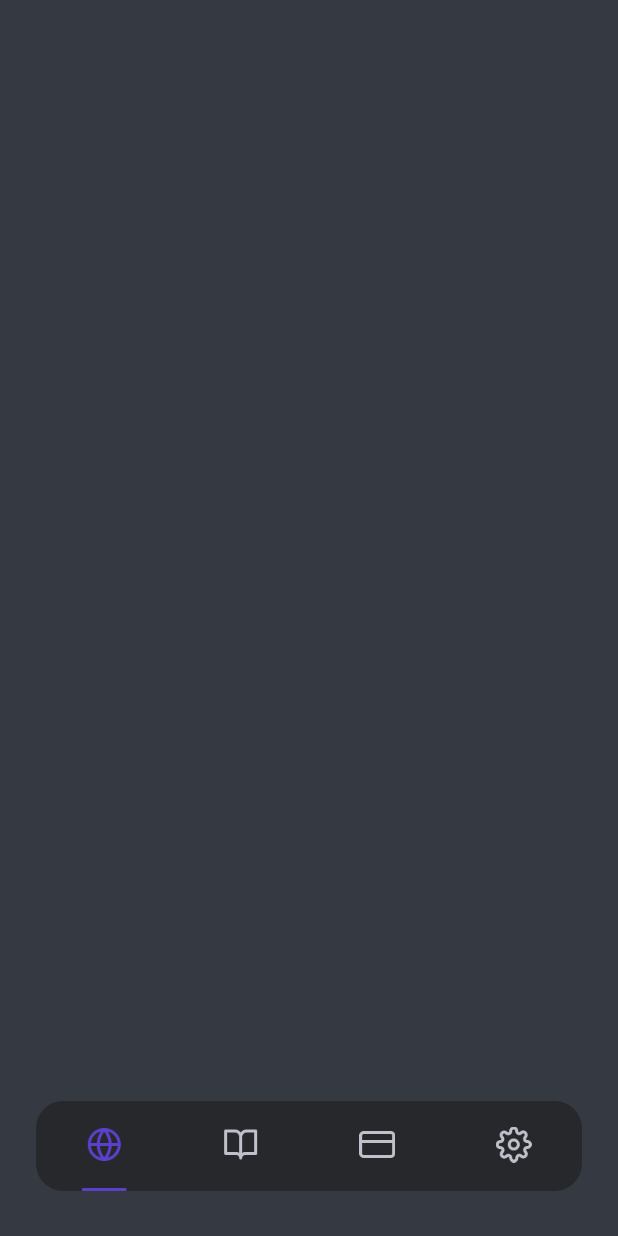
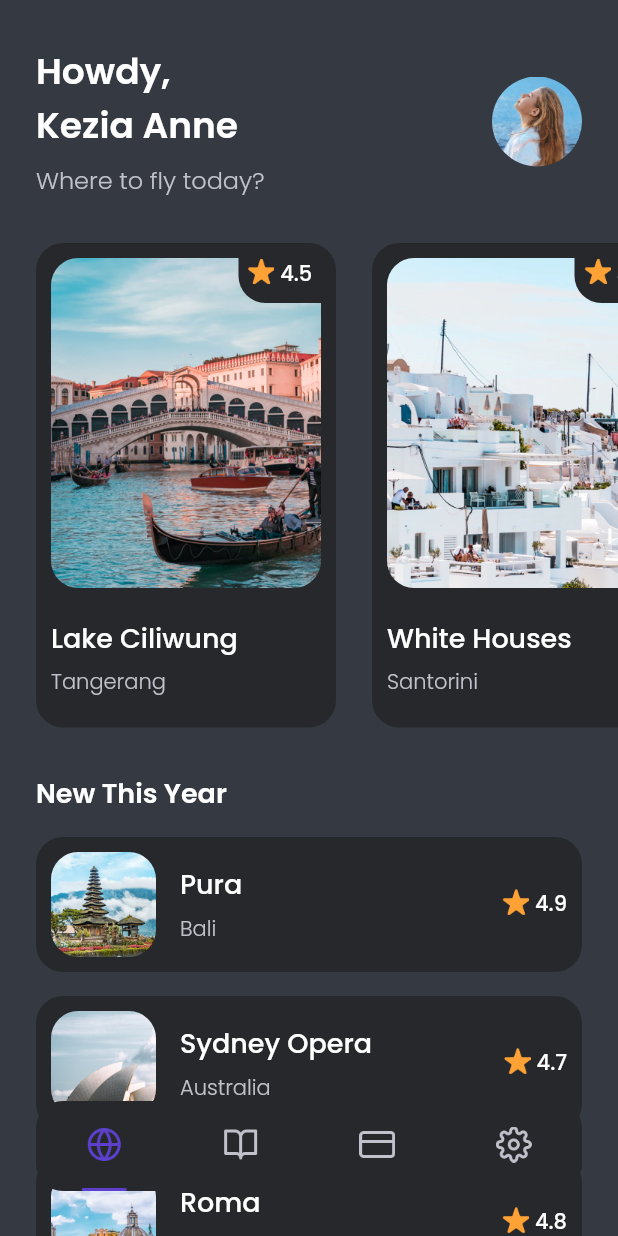
Before and after one commit to RFerdiawan/flutter_airplane_app, a Flutter app: the MainPage screen opened by its route, on a phone screen of 412 x 824 dp. Run offline on Flutter 3.47's test engine with Material 2 defaults, Android fonts, the phone set to English and light mode, and no system bars; our stand-ins replace google_fonts.

Commit message:
Slicing UI Home screen

```diff
--- /dev/null
+++ b/lib/ui/pages/home_page.dart
@@ -0,0 +1,155 @@
+import 'package:airplanes/shared/theme.dart';
+import 'package:airplanes/ui/widgets/custom_destinations_card.dart';
+import 'package:airplanes/ui/widgets/custom_destinations_tile.dart';
+import 'package:flutter/material.dart';
+
+class HomePage extends StatelessWidget {
+  const HomePage({Key? key}) : super(key: key);
+
+  @override
+  Widget build(BuildContext context) {
+    Widget header() {
+      return Container(
+        margin:
+            EdgeInsets.only(left: defaultMargin, right: defaultMargin, top: 30),
+        child: Row(
+          children: [
+            Expanded(
+              child: Column(
+                crossAxisAlignment: CrossAxisAlignment.start,
+                children: [
+                  Text(
+                    'Howdy, \nKezia Anne',
+                    style: whiteTextStyle.copyWith(
+                        fontWeight: semiBold, fontSize: 24),
+                    overflow: TextOverflow.ellipsis,
+                  ),
+                  SizedBox(
+                    height: 6,
+                  ),
+                  Text(
+                    'Where to fly today?',
+                    style:
+                        greyTextStyle.copyWith(fontSize: 16, fontWeight: light),
+                  )
+                ],
+              ),
+            ),
+            Container(
+              width: 60,
+              height: 60,
+              decoration: BoxDecoration(
+                  shape: BoxShape.circle,
+                  image: DecorationImage(
+                      image: AssetImage('assets/image_profile.png'))),
+            )
+          ],
+        ),
+      );
+    }
+
+    Widget popularDestinations() {
+      return Container(
+        margin: EdgeInsets.only(top: 30),
+        child: SingleChildScrollView(
+          scrollDirection: Axis.horizontal,
+          child: Row(
+            children: [
+              CustomDestinationsCard(
+                name: 'Lake Ciliwung',
+                city: 'Tangerang',
+                imageUrl: 'assets/image_destination1.png',
+                rating: 4.5,
+              ),
+              CustomDestinationsCard(
+                name: 'White Houses',
+                city: 'Santorini',
+                imageUrl: 'assets/image_destination2.png',
+                rating: 4.7,
+              ),
+              CustomDestinationsCard(
+                name: 'Hill Heyo',
+                city: 'Monaco',
+                imageUrl: 'assets/image_destination3.png',
+                rating: 4.8,
+              ),
+              CustomDestinationsCard(
+                name: 'Menarra',
+                city: 'Japan',
+                imageUrl: 'assets/image_destination4.png',
+                rating: 5.0,
+              ),
+              CustomDestinationsCard(
+                name: 'Payung Teduh',
+                city: 'Singapore',
+                imageUrl: 'assets/image_destination5.png',
+                rating: 4.8,
+              )
+            ],
+          ),
+        ),
+      );
+    }
+
+    Widget newDestinations() {
+      return Container(
+        margin: EdgeInsets.only(
+          left: defaultMargin,
+          right: defaultMargin,
+          top: 30,
+          bottom: 100,
+        ),
+        child: Column(
+          crossAxisAlignment: CrossAxisAlignment.start,
+          children: [
+            Text(
+              'New This Year',
+              style: whiteTextStyle.copyWith(
+                fontSize: 18,
+                fontWeight: semiBold,
+              ),
+            ),
+            CustomDestinationTile(
+              name: 'Pura',
+              city: 'Bali',
+              imageUrl: 'assets/image_destination6.png',
+              rating: 4.9,
+            ),
+            CustomDestinationTile(
+              name: 'Sydney Opera',
+              city: 'Australia',
+              imageUrl: 'assets/image_destination7.png',
+              rating: 4.7,
+            ),
+            CustomDestinationTile(
+              name: 'Roma',
+              city: 'Italy',
+              imageUrl: 'assets/image_destination8.png',
+              rating: 4.8,
+            ),
+            CustomDestinationTile(
+              name: 'Payung Teduh',
+              city: 'Singapore',
+              imageUrl: 'assets/image_destination9.png',
+              rating: 4.5,
+            ),
+            CustomDestinationTile(
+              name: 'Hill Hey',
+              city: 'Monaco',
+              imageUrl: 'assets/image_destination10.png',
+              rating: 4.7,
+            ),
+          ],
+        ),
+      );
+    }
+
+    return ListView(
+      children: [
+        header(),
+        popularDestinations(),
+        newDestinations(),
+      ],
+    );
+  }
+}
--- a/lib/ui/pages/main_page.dart
+++ b/lib/ui/pages/main_page.dart
@@ -1,4 +1,5 @@
 import 'package:airplanes/shared/theme.dart';
+import 'package:airplanes/ui/pages/home_page.dart';
 import 'package:airplanes/ui/widgets/custom_bottom_navigation_item.dart';
 import 'package:flutter/material.dart';
 import '../../shared/theme.dart';
@@ -8,6 +9,10 @@ class MainPage extends StatelessWidget {
 
   @override
   Widget build(BuildContext context) {
+    Widget buildContent() {
+      return HomePage();
+    }
+
     Widget customBottomNavigation() {
       return Align(
         alignment: Alignment.bottomCenter,
@@ -45,6 +50,7 @@ class MainPage extends StatelessWidget {
     return Scaffold(
       backgroundColor: kBackgroundColor,
       body: Stack(children: [
+        buildContent(),
         customBottomNavigation(),
       ]),
     );
--- /dev/null
+++ b/lib/ui/widgets/custom_destinations_card.dart
@@ -0,0 +1,100 @@
+import 'package:airplanes/shared/theme.dart';
+import 'package:flutter/material.dart';
+
+class CustomDestinationsCard extends StatelessWidget {
+  final String name;
+  final String city;
+  final String imageUrl;
+  final double rating;
+
+  const CustomDestinationsCard({
+    Key? key,
+    required this.name,
+    required this.city,
+    required this.imageUrl,
+    this.rating = 0.0,
+  }) : super(key: key);
+
+  @override
+  Widget build(BuildContext context) {
+    return Container(
+      margin: EdgeInsets.only(left: defaultMargin),
+      width: 200,
+      height: 323,
+      decoration: BoxDecoration(
+        color: kInnerBackgroundColor,
+        borderRadius: BorderRadius.circular(defaultRadius),
+      ),
+      child: Column(crossAxisAlignment: CrossAxisAlignment.start, children: [
+        Container(
+          margin: EdgeInsets.only(top: 10, bottom: 20, left: 10, right: 10),
+          width: 180,
+          height: 220,
+          decoration: BoxDecoration(
+            borderRadius: BorderRadius.circular(defaultRadius),
+            image: DecorationImage(
+              image: AssetImage(imageUrl),
+            ),
+          ),
+          child: Align(
+            alignment: Alignment.topRight,
+            child: Container(
+              width: 55,
+              height: 30,
+              decoration: BoxDecoration(
+                color: kInnerBackgroundColor,
+                borderRadius: BorderRadius.only(
+                  bottomLeft: Radius.circular(defaultRadius),
+                ),
+              ),
+              child: Row(
+                mainAxisAlignment: MainAxisAlignment.center,
+                crossAxisAlignment: CrossAxisAlignment.start,
+                children: [
+                  Container(
+                    height: 18,
+                    width: 18,
+                    margin: EdgeInsets.only(right: 4),
+                    decoration: BoxDecoration(
+                      image: DecorationImage(
+                        image: AssetImage('assets/icon_star.png'),
+                      ),
+                    ),
+                  ),
+                  Text(
+                    '$rating',
+                    style: whiteTextStyle.copyWith(fontWeight: medium),
+                  )
+                ],
+              ),
+            ),
+          ),
+        ),
+        Container(
+          margin: EdgeInsets.only(
+            left: 10,
+          ),
+          child: Column(
+            crossAxisAlignment: CrossAxisAlignment.start,
+            children: [
+              Text(
+                name,
+                style: whiteTextStyle.copyWith(
+                  fontSize: 18,
+                  fontWeight: medium,
+                ),
+              ),
+              SizedBox(
+                height: 5,
+              ),
+              Text(
+                city,
+                style: greyTextStyle.copyWith(fontWeight: light),
+              )
+            ],
+          ),
+        )
+      ]),
+    );
+  }
+}
--- /dev/null
+++ b/lib/ui/widgets/custom_destinations_tile.dart
@@ -0,0 +1,89 @@
+import 'package:airplanes/shared/theme.dart';
+import 'package:flutter/material.dart';
+
+class CustomDestinationTile extends StatelessWidget {
+  final String name;
+  final String city;
+  final String imageUrl;
+  final double rating;
+  const CustomDestinationTile({
+    Key? key,
+    required this.name,
+    required this.city,
+    required this.imageUrl,
+    this.rating = 0.0,
+  }) : super(key: key);
+
+  @override
+  Widget build(BuildContext context) {
+    return Container(
+      margin: EdgeInsets.only(top: 16),
+      padding: EdgeInsets.all(10),
+      // width: double.infinity,
+      // height: 90,
+      decoration: BoxDecoration(
+        color: kInnerBackgroundColor,
+        borderRadius: BorderRadius.circular(defaultRadius),
+      ),
+      child: Row(
+        children: [
+          Container(
+            margin: EdgeInsets.only(right: 16),
+            width: 70,
+            height: 70,
+            decoration: BoxDecoration(
+              borderRadius: BorderRadius.circular(defaultRadius),
+              image: DecorationImage(
+                fit: BoxFit.cover,
+                image: AssetImage(imageUrl),
+              ),
+            ),
+          ),
+          Expanded(
+            child: Column(
+              crossAxisAlignment: CrossAxisAlignment.start,
+              children: [
+                Text(
+                  name,
+                  style: whiteTextStyle.copyWith(
+                    fontSize: 18,
+                    fontWeight: medium,
+                  ),
+                ),
+                SizedBox(
+                  height: 6,
+                ),
+                Text(
+                  city,
+                  style: greyTextStyle.copyWith(
+                    fontWeight: light,
+                  ),
+                ),
+              ],
+            ),
+          ),
+          Row(
+            mainAxisAlignment: MainAxisAlignment.center,
+            crossAxisAlignment: CrossAxisAlignment.start,
+            children: [
+              Container(
+                height: 18,
+                width: 18,
+                margin: EdgeInsets.only(right: 4),
+                decoration: BoxDecoration(
+                  image: DecorationImage(
+                    image: AssetImage('assets/icon_star.png'),
+                  ),
+                ),
+              ),
+              Text(
+                '$rating',
+                style: whiteTextStyle.copyWith(fontWeight: medium),
+              )
+            ],
+          ),
+        ],
+      ),
+    );
+  }
+}
```
Also changed, not shown: lib/ui/pages/sign_up_page.dart (+11 -147 lines), lib/ui/widgets/custom_text_form_field.dart (added, +58 -0 lines).
